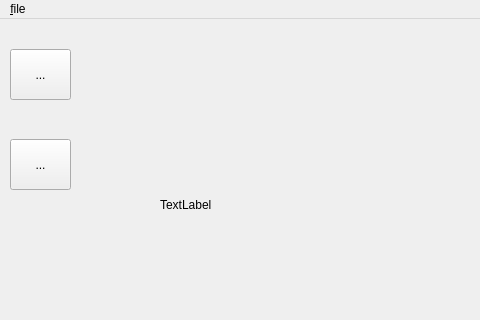
The window that mainwindow.ui (markusbuck/sprite-editor) describes before a commit, drawn with Qt 5; both pictures show x 0 to 480 and y 0 to 320 of the 800 by 600 pixel window.
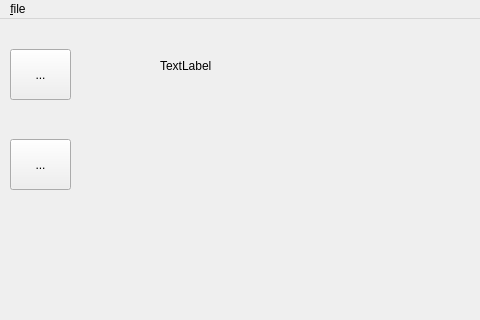
The same window after the commit.

Diff of the .ui file:
```diff
--- a/mainwindow.ui
+++ b/mainwindow.ui
@@ -45,13 +45,16 @@
      <rect>
       <x>160</x>
       <y>40</y>
-      <width>401</width>
-      <height>291</height>
+      <width>440</width>
+      <height>440</height>
      </rect>
     </property>
     <property name="text">
      <string>TextLabel</string>
     </property>
+    <property name="alignment">
+     <set>Qt::AlignLeading|Qt::AlignLeft|Qt::AlignTop</set>
+    </property>
    </widget>
    <widget class="QLabel" name="Preview">
     <property name="geometry">
```
